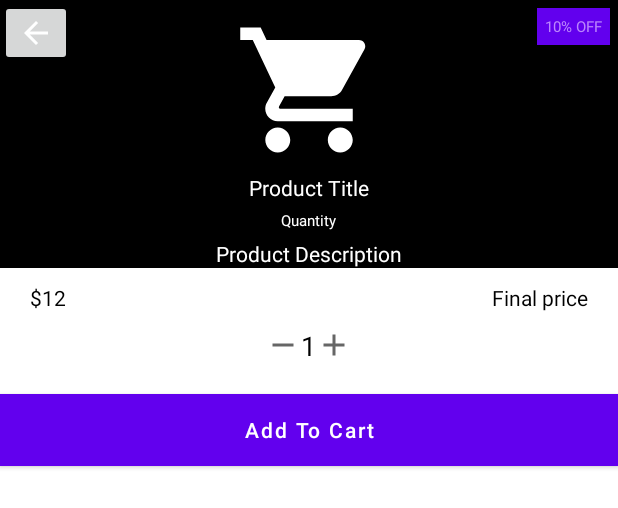
After one commit to spyroy/near_buy, an Android app: the layout dialog_quantity.xml on its own in the app's theme, with its tools: preview values and no code run, on a phone screen of 412 x 824 dp. The commit adds this screen. Shown: the top 508 px of the screen. Run offline under Robolectric (Android 15) with nearby library versions, the phone set to English and light mode, and no system bars; Roboto replaces fonts that are not available here.

Commit message:
add product to cart only on firebase

```diff
--- a/app/src/main/AndroidManifest.xml
+++ b/app/src/main/AndroidManifest.xml
@@ -94,6 +94,8 @@
             android:label="Register Activity"
             android:parentActivityName=".register" />
 
+        <activity android:name=".dialog"></activity>
+
         <meta-data
             android:name="android.support.PARENT_ACTIVITY"
             android:value="com.example.near_buy.MainActivity" />
--- a/app/src/main/java/com/example/near_buy/user.java
+++ b/app/src/main/java/com/example/near_buy/user.java
@@ -30,11 +30,14 @@ public class user {
     }
 
     //retrieve info from database
-    public user(String name, String email,String address,int phone, List<ContactsContract.CommonDataKinds.Relation> items){
+    public user(String address, String city,String email,String name,int phone,String type,String Uid, List<ContactsContract.CommonDataKinds.Relation> items){
         this.name = name;
         this.email = email;
+        this.city = city;
         this.phone = phone;
         this.address = address;
+        this.type = type;
+        this.Uid = Uid;
         this.items = items;
     }
 
--- /dev/null
+++ b/app/src/main/res/drawable/ic_baseline_add.xml
@@ -0,0 +1,10 @@
+<vector xmlns:android="http://schemas.android.com/apk/res/android"
+    android:width="24dp"
+    android:height="24dp"
+    android:viewportWidth="24"
+    android:viewportHeight="24"
+    android:tint="?attr/colorControlNormal">
+  <path
+      android:fillColor="@android:color/white"
+      android:pathData="M19,13h-6v6h-2v-6H5v-2h6V5h2v6h6v2z"/>
+</vector>
--- /dev/null
+++ b/app/src/main/res/drawable/ic_baseline_decrease.xml
@@ -0,0 +1,10 @@
+<vector xmlns:android="http://schemas.android.com/apk/res/android"
+    android:width="24dp"
+    android:height="24dp"
+    android:viewportWidth="24"
+    android:viewportHeight="24"
+    android:tint="?attr/colorControlNormal">
+  <path
+      android:fillColor="@android:color/white"
+      android:pathData="M19,13H5v-2h14v2z"/>
+</vector>
--- /dev/null
+++ b/app/src/main/res/layout/dialog_quantity.xml
@@ -0,0 +1,157 @@
+<?xml version="1.0" encoding="utf-8"?>
+<LinearLayout
+    xmlns:android="http://schemas.android.com/apk/res/android"
+    xmlns:app="http://schemas.android.com/apk/res-auto"
+    android:layout_width="match_parent"
+    android:layout_height="match_parent"
+    android:orientation="vertical"
+    >
+    <RelativeLayout
+        android:layout_width="match_parent"
+        android:layout_height="wrap_content"
+        android:background="@color/black"
+        >
+
+        <ImageView
+            android:id="@+id/cartImage"
+            android:layout_width="100dp"
+            android:layout_height="100dp"
+            android:layout_centerHorizontal="true"
+            android:layout_marginTop="10dp"
+            android:src="@drawable/ic_baseline_shopping_cart_24" />
+
+        <TextView
+            android:id="@+id/titleTv"
+            android:layout_width="wrap_content"
+            android:layout_height="wrap_content"
+            android:layout_centerHorizontal="true"
+            android:layout_marginTop="5dp"
+            android:text="Product Title"
+            android:layout_below="@+id/cartImage"
+            android:textColor="@color/white"
+            />
+
+        <TextView
+            android:id="@+id/pQuantity"
+            android:layout_width="wrap_content"
+            android:layout_height="wrap_content"
+            android:layout_below="@+id/titleTv"
+            android:layout_centerHorizontal="true"
+            android:layout_marginTop="5dp"
+            android:text="Quantity"
+            android:textColor="@color/white"
+            android:textSize="10sp"
+            />
+        <TextView
+            android:id="@+id/descriptionTv"
+            android:layout_width="wrap_content"
+            android:layout_height="wrap_content"
+            android:layout_below="@+id/pQuantity"
+            android:layout_centerHorizontal="true"
+            android:layout_marginTop="5dp"
+            android:text="Product Description"
+            android:textColor="@color/white"
+            />
+
+        <TextView
+            android:id="@+id/discountNoteTv"
+            android:layout_width="wrap_content"
+            android:layout_height="wrap_content"
+            android:layout_alignParentEnd="true"
+            android:layout_alignParentRight="true"
+            android:layout_marginStart="5dp"
+            android:layout_marginLeft="5dp"
+            android:layout_marginTop="5dp"
+            android:layout_marginEnd="5dp"
+            android:layout_marginRight="5dp"
+            android:layout_marginBottom="5dp"
+            android:background="?attr/colorPrimary"
+            android:padding="5dp"
+            android:text="10% OFF"
+            android:textColor="@color/purple_200"
+            android:textSize="10sp" />
+
+        <ImageButton
+            android:id="@+id/back"
+            android:layout_width="wrap_content"
+            android:layout_height="wrap_content"
+            android:src="@drawable/ic_baseline_arrow_back_white" />
+
+    </RelativeLayout>
+    <RelativeLayout
+        android:layout_width="match_parent"
+        android:layout_height="wrap_content"
+        android:layout_marginStart="10dp"
+        android:layout_marginEnd="10dp"
+        >
+        <TextView
+            android:id="@+id/originalPriceTv"
+            android:layout_width="wrap_content"
+            android:layout_height="wrap_content"
+            android:padding="10dp"
+            android:text="$12"
+            android:textAlignment="textStart"
+            android:textColor="@color/black"
+            />
+
+        <TextView
+            android:id="@+id/finalPriceTv"
+            android:layout_width="wrap_content"
+            android:layout_height="wrap_content"
+            android:padding="10dp"
+            android:text="Final price"
+            android:layout_alignParentEnd="true"
+            android:textAlignment="textStart"
+            android:textColor="@color/black"
+            />
+
+
+
+    </RelativeLayout>
+    <LinearLayout
+        android:layout_width="match_parent"
+        android:layout_height="wrap_content"
+        android:orientation="horizontal"
+        android:gravity="center_horizontal"
+        android:layout_marginStart="10dp"
+        android:layout_marginEnd="10dp"
+        >
+        <ImageButton
+            android:id="@+id/decrementBtn"
+            android:layout_width="wrap_content"
+            android:layout_height="wrap_content"
+            android:layout_gravity="center_vertical"
+            android:src="@drawable/ic_baseline_decrease"
+            android:background="@null"
+            />
+        <TextView
+            android:id="@+id/quantityTv"
+            android:layout_width="wrap_content"
+            android:layout_height="wrap_content"
+            android:text="1"
+            android:textColor="@color/black"
+            android:textSize="18sp"
+            />
+
+        <ImageButton
+            android:id="@+id/incrementBtn"
+            android:layout_width="wrap_content"
+            android:layout_height="wrap_content"
+            android:layout_gravity="center_vertical"
+            android:src="@drawable/ic_baseline_add"
+            android:background="@null"
+            />
+    </LinearLayout>
+    <Button
+        android:id="@+id/continueBtn"
+        android:layout_width="match_parent"
+        android:layout_height="wrap_content"
+        android:background="@color/purple_500"
+        android:text="Add To Cart"
+        android:padding="5dp"
+        android:layout_marginTop="20dp"
+        android:textAllCaps="false"
+        android:textColor="@color/white"
+        />
+
+</LinearLayout>
```
Also changed, not shown: app/build.gradle (+8 -6 lines), app/src/main/java/com/example/near_buy/AdapterProductUser.java (added, +217 -0 lines), app/src/main/java/com/example/near_buy/ProductsAdapter.java (+11 -8 lines), app/src/main/java/com/example/near_buy/dialog.java (added, +147 -0 lines), 118 other files.
